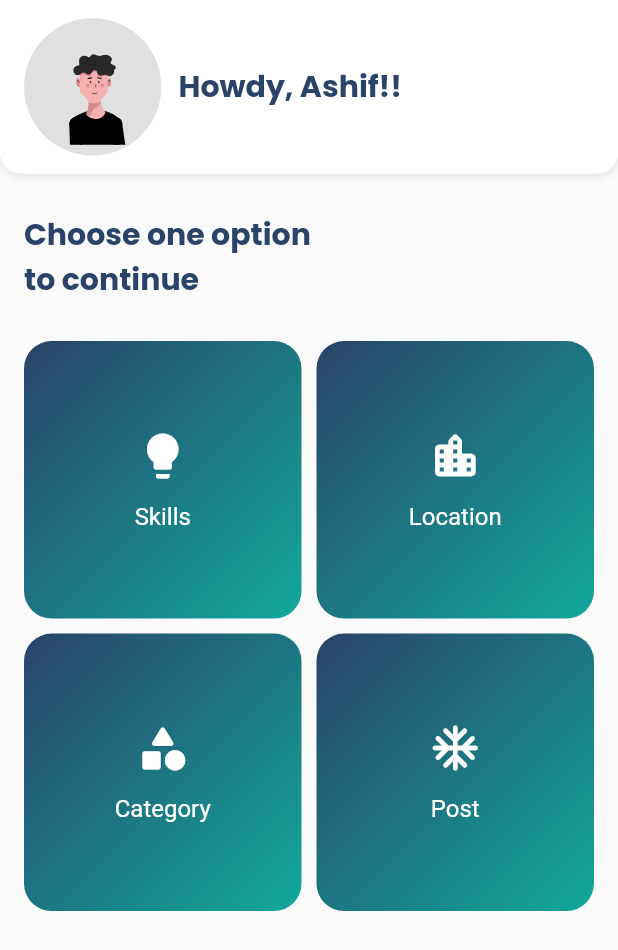
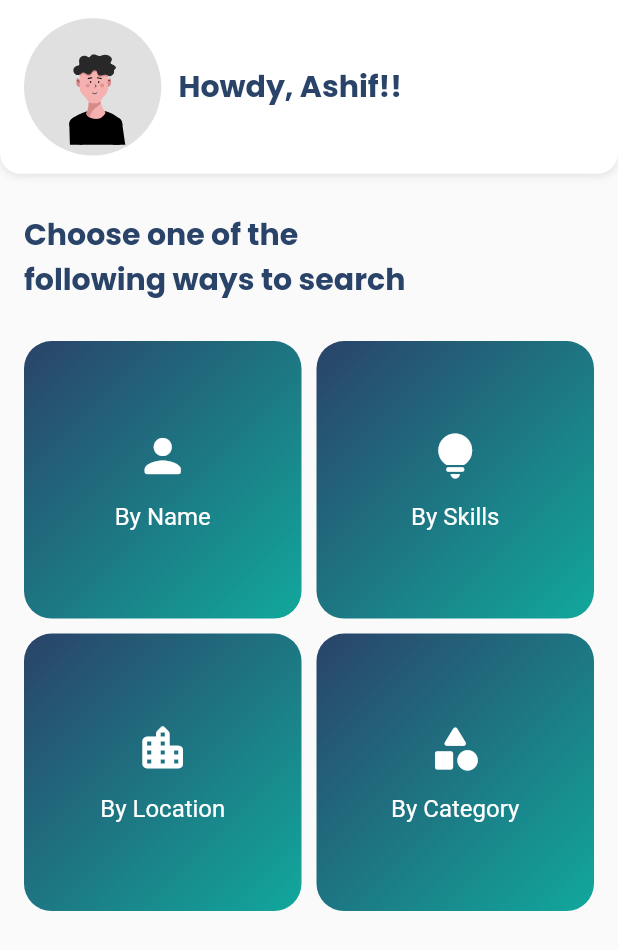
Before and after one commit to Top-100-Coders/Talentz, a Flutter app: the HomeScreen screen opened by its route, on a phone screen of 412 x 824 dp. Shown: the top 950 px of the screen. Run offline on Flutter 3.47's test engine with Material 2 defaults, Android fonts, the phone set to English and light mode, and no system bars; our stand-ins replace dio, flutter_hooks, flutter_screenutil, flutter_secure_storage, google_fonts, lottie; accounts and stored records are empty.

Commit message:
feat: update homepage

```diff
--- a/talentz/code/Talentz-Flutter-Application/lib/screens/home/home_screen.dart
+++ b/talentz/code/Talentz-Flutter-Application/lib/screens/home/home_screen.dart
@@ -1,11 +1,11 @@
 import 'package:flutter/material.dart';
 import 'package:flutter_hooks/flutter_hooks.dart';
 import 'package:provider/provider.dart';
-import 'package:talentz/constants/app_routes.dart';
 import 'package:talentz/constants/color_manger.dart';
 import 'package:talentz/constants/constants.dart';
 import 'package:talentz/constants/font_manager.dart';
 import 'package:talentz/constants/style_manager.dart';
+import 'package:talentz/utils/search_types.dart';
 
 import '../../../constants/values_manger.dart';
 import '../../provider/general_notifier.dart';
@@ -18,16 +18,13 @@ class HomeScreen extends HookWidget {
   @override
   Widget build(BuildContext context) {
     final generalNotifier = context.watch<GeneralNotifier>();
-    double screenWidth = MediaQuery.of(context).size.width;
     final isLoading = useState<bool>(false);
 
     useEffect(() {
       Future.microtask(() => generalNotifier.checkAxisCount(context: context));
-
       return null;
     }, []);
 
-    print(screenWidth);
     return Scaffold(
       body: SafeArea(
         child: Stack(
@@ -45,7 +42,7 @@ class HomeScreen extends HookWidget {
                       crossAxisAlignment: CrossAxisAlignment.start,
                       children: [
                         Text(
-                          "Choose one option \nto continue",
+                          "Choose one of the\nfollowing ways to search",
                           style: getBoldStyle(
                               color: ColorManager.primaryLight,
                               fontSize: FontSize.s20),
@@ -56,38 +53,18 @@ class HomeScreen extends HookWidget {
                             crossAxisCount: generalNotifier.getAxisCount,
                             crossAxisSpacing: 10,
                             mainAxisSpacing: 10,
-                            children: List.generate(4, (index) {
-                              String categoryType = index == 0
-                                  ? "Skills"
-                                  : index == 1
-                                      ? "Location"
-                                      : index == 2
-                                          ? "Category"
-                                          : "Post";
-                              return SquareTileWidget(
-                                icon: index == 0
-                                    ? Icons.lightbulb
-                                    : index == 1
-                                        ? Icons.location_city_rounded
-                                        : index == 2
-                                            ? Icons.category_rounded
-                                            : index == 3
-                                                ? Icons.ac_unit_rounded
-                                                : Icons.add,
-                                index: index,
-                                onTap: () async {
-                                  isLoading.value = true;
-                                  if (index == 0) {
-                                    Navigator.pushNamed(context, listViewRoute);
-                                  } else if (index == 1) {
-                                  } else if (index == 2) {
-                                  } else if (index == 3) {}
-                                  isLoading.value = false;
-                                },
-                                name: categoryType,
-                              );
-                            })
-                              ..add(kSizedBox2),
+                            children: searchTypes
+                                .map(
+                                  (e) => SquareTileWidget(
+                                    onTap: () => Navigator.pushNamed(
+                                      context,
+                                      e['route'] as String,
+                                    ),
+                                    icon: e['icon'] as IconData?,
+                                    name: 'By ${e['name']}',
+                                  ),
+                                )
+                                .toList(),
                           ),
                         ),
                         kSizedBox10
--- a/talentz/code/Talentz-Flutter-Application/lib/screens/widget/square_tile_widget.dart
+++ b/talentz/code/Talentz-Flutter-Application/lib/screens/widget/square_tile_widget.dart
@@ -7,17 +7,17 @@ import '../../constants/constants.dart';
 import '../../constants/font_manager.dart';
 
 class SquareTileWidget extends HookWidget {
-  const SquareTileWidget(
-      {Key? key,
-      required this.index,
-      required this.onTap,
-      required this.name,
-      this.icon = Icons.apartment})
-      : super(key: key);
-  final int index;
+  const SquareTileWidget({
+    Key? key,
+    required this.onTap,
+    required this.name,
+    this.icon,
+  }) : super(key: key);
+
   final String name;
-  final IconData icon;
+  final IconData? icon;
   final VoidCallback onTap;
+
   @override
   Widget build(BuildContext context) {
     return InkWell(
@@ -25,7 +25,6 @@ class SquareTileWidget extends HookWidget {
       child: Align(
         alignment: Alignment.topRight,
         child: Container(
-          // color: Colors.blueGrey,
           decoration: BoxDecoration(
             borderRadius: BorderRadius.circular(16.r),
             gradient: LinearGradient(
@@ -43,8 +42,10 @@ class SquareTileWidget extends HookWidget {
                 child: Column(
                   mainAxisAlignment: MainAxisAlignment.center,
                   children: [
-                    Icon(icon, color: ColorManager.white, size: FontSize.s36),
-                    kSizedBox10,
+                    if (icon != null) ...[
+                      Icon(icon, color: ColorManager.white, size: FontSize.s36),
+                      kSizedBox10,
+                    ],
                     Text(
                       name,
                       style: const TextStyle(
--- /dev/null
+++ b/talentz/code/Talentz-Flutter-Application/lib/utils/search_types.dart
@@ -0,0 +1,25 @@
+import 'package:flutter/material.dart' show Icons;
+import 'package:talentz/constants/app_routes.dart';
+
+const searchTypes = [
+  {
+    "name": "Name",
+    "icon": Icons.person_rounded,
+    "route": listViewRoute,
+  },
+  {
+    "name": "Skills",
+    "icon": Icons.lightbulb_rounded,
+    "route": listViewRoute,
+  },
+  {
+    "name": "Location",
+    "icon": Icons.location_city_rounded,
+    "route": listViewRoute,
+  },
+  {
+    "name": "Category",
+    "icon": Icons.category_rounded,
+    "route": listViewRoute,
+  },
+];
```
Also changed, not shown: talentz/code/Talentz-Flutter-Application/lib/screens/home/list_screen.dart (+52 -28 lines), 46 other files.
